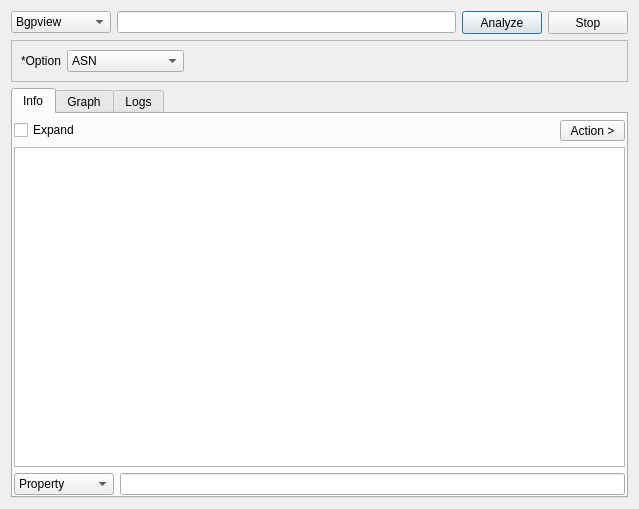
Before: the Qt Designer form gui/src/tools/ASNTool.ui in 3nock/OTE, drawn with Qt 5.
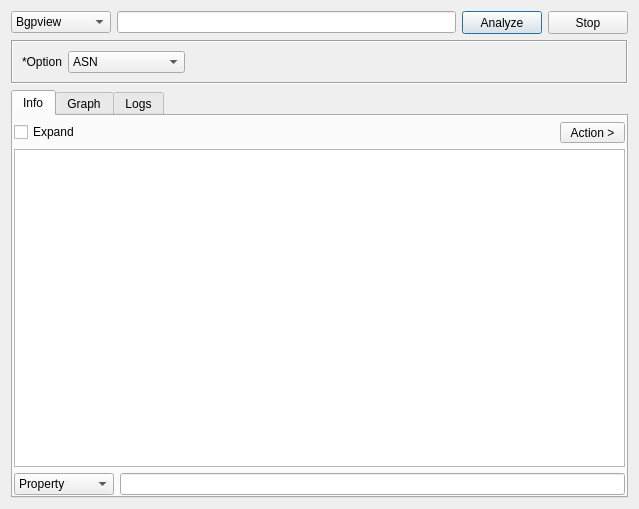
After: the same form once the commit is applied.

```diff
--- a/gui/src/tools/ASNTool.ui
+++ b/gui/src/tools/ASNTool.ui
@@ -70,10 +70,10 @@
    <item>
     <widget class="QFrame" name="frame">
      <property name="frameShape">
-      <enum>QFrame::StyledPanel</enum>
+      <enum>QFrame::Box</enum>
      </property>
      <property name="frameShadow">
-      <enum>QFrame::Raised</enum>
+      <enum>QFrame::Sunken</enum>
      </property>
      <layout class="QHBoxLayout" name="horizontalLayout">
       <item>
```
